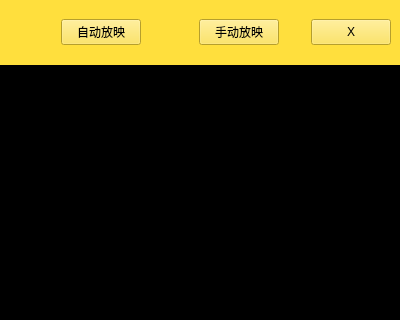
Qt form Main/DetaiPage/SubPage/More/SubCtrls/photoframe.ui (MichaelFeng823/SharkBookProject) before a commit; both pictures show x 0 to 400 and y 0 to 320 of the 400 by 869 pixel window.
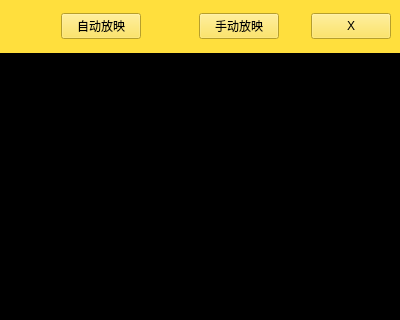
The same form after that commit. Custom widgets are drawn as their Qt base class.

The edit to the form file:
```diff
--- a/Main/DetaiPage/SubPage/More/SubCtrls/photoframe.ui
+++ b/Main/DetaiPage/SubPage/More/SubCtrls/photoframe.ui
@@ -48,7 +48,7 @@
        <number>0</number>
       </property>
       <property name="bottomMargin">
-       <number>0</number>
+       <number>150</number>
       </property>
       <property name="spacing">
        <number>0</number>
```
